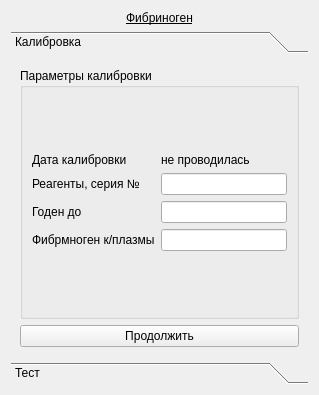
krang4d/Agrekola, file choisedialog/ko3.ui: the form before one commit.
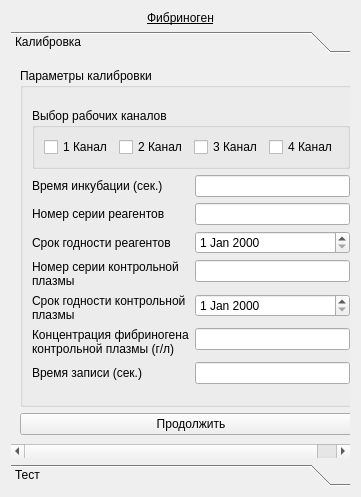
The form after the commit. Custom widgets are drawn as their Qt base class.

The edit to the form file:
```diff
--- a/choisedialog/ko3.ui
+++ b/choisedialog/ko3.ui
@@ -6,8 +6,8 @@
    <rect>
     <x>0</x>
     <y>0</y>
-    <width>319</width>
-    <height>395</height>
+    <width>361</width>
+    <height>497</height>
    </rect>
   </property>
   <property name="windowTitle">
@@ -34,8 +34,8 @@
        <rect>
         <x>0</x>
         <y>0</y>
-        <width>301</width>
-        <height>304</height>
+        <width>343</width>
+        <height>406</height>
        </rect>
       </property>
       <attribute name="label">
@@ -61,70 +61,147 @@
             </property>
            </spacer>
           </item>
+          <item>
+           <widget class="QGroupBox" name="groupBox_2">
+            <property name="title">
+             <string>Выбор рабочих каналов</string>
+            </property>
+            <layout class="QHBoxLayout" name="horizontalLayout">
+             <item>
+              <widget class="QCheckBox" name="checkBox_1">
+               <property name="text">
+                <string>1 Канал</string>
+               </property>
+              </widget>
+             </item>
+             <item>
+              <widget class="QCheckBox" name="checkBox_2">
+               <property name="text">
+                <string>2 Канал</string>
+               </property>
+              </widget>
+             </item>
+             <item>
+              <widget class="QCheckBox" name="checkBox_3">
+               <property name="text">
+                <string>3 Канал</string>
+               </property>
+              </widget>
+             </item>
+             <item>
+              <widget class="QCheckBox" name="checkBox_4">
+               <property name="text">
+                <string>4 Канал</string>
+               </property>
+              </widget>
+             </item>
+            </layout>
+           </widget>
+          </item>
           <item>
            <layout class="QFormLayout" name="formLayout">
             <item row="0" column="0">
-             <widget class="QLabel" name="label_4">
+             <widget class="QLabel" name="label_incube">
               <property name="text">
-               <string>Дата калибровки</string>
+               <string>Время инкубации (сек.)</string>
               </property>
              </widget>
             </item>
             <item row="0" column="1">
-             <widget class="QLabel" name="label_calibrationData">
-              <property name="minimumSize">
-               <size>
-                <width>40</width>
-                <height>0</height>
-               </size>
+             <widget class="QLineEdit" name="lineEdit_incube">
+              <property name="inputMethodHints">
+               <set>Qt::ImhDigitsOnly</set>
               </property>
               <property name="text">
-               <string>не проводилась</string>
+               <string/>
               </property>
              </widget>
             </item>
             <item row="1" column="0">
              <widget class="QLabel" name="label_1">
               <property name="text">
-               <string>Реагенты, серия №</string>
+               <string>Номер серии реагентов</string>
               </property>
               <property name="buddy">
                <cstring>lineEdit_1</cstring>
               </property>
              </widget>
             </item>
+            <item row="1" column="1">
+             <widget class="QLineEdit" name="lineEdit_1"/>
+            </item>
             <item row="2" column="0">
              <widget class="QLabel" name="label_2">
               <property name="text">
-               <string>Годен до</string>
-              </property>
-              <property name="buddy">
-               <cstring>lineEdit_2</cstring>
+               <string>Срок годности реагентов</string>
               </property>
              </widget>
             </item>
             <item row="2" column="1">
-             <widget class="QLineEdit" name="lineEdit_2"/>
+             <widget class="QDateEdit" name="dateEdit"/>
             </item>
             <item row="3" column="0">
+             <widget class="QLabel" name="label_4">
+              <property name="text">
+               <string>Номер серии контрольной
+плазмы</string>
+              </property>
+              <property name="buddy">
+               <cstring>lineEdit_1</cstring>
+              </property>
+             </widget>
+            </item>
+            <item row="3" column="1">
+             <widget class="QLineEdit" name="lineEdit_2"/>
+            </item>
+            <item row="4" column="0">
+             <widget class="QLabel" name="label_5">
+              <property name="text">
+               <string>Срок годности контрольной
+плазмы</string>
+              </property>
+             </widget>
+            </item>
+            <item row="4" column="1">
+             <widget class="QDateEdit" name="dateEdit_2"/>
+            </item>
+            <item row="5" column="0">
              <widget class="QLabel" name="label_3">
               <property name="text">
-               <string>Фибрмноген к/плазмы</string>
+               <string>Концентрация фибриногена
+контрольной плазмы (г/л)</string>
               </property>
               <property name="buddy">
                <cstring>lineEdit_3</cstring>
               </property>
              </widget>
             </item>
-            <item row="3" column="1">
+            <item row="5" column="1">
              <widget class="QLineEdit" name="lineEdit_3">
               <property name="enabled">
                <bool>true</bool>
               </property>
              </widget>
             </item>
-            <item row="1" column="1">
-             <widget class="QLineEdit" name="lineEdit_1"/>
+            <item row="6" column="0">
+             <widget class="QLabel" name="label_t">
+              <property name="text">
+               <string>Время записи (сек.)</string>
+              </property>
+              <property name="buddy">
+               <cstring>lineEdit_time</cstring>
+              </property>
+             </widget>
+            </item>
+            <item row="6" column="1">
+             <widget class="QLineEdit" name="lineEdit_time">
+              <property name="inputMethodHints">
+               <set>Qt::ImhDigitsOnly</set>
+              </property>
+              <property name="text">
+               <string/>
+              </property>
+             </widget>
             </item>
            </layout>
           </item>
@@ -142,6 +219,8 @@
            </spacer>
           </item>
          </layout>
+         <zorder>groupBox_2</zorder>
+         <zorder>verticalSpacer_2</zorder>
         </widget>
        </item>
        <item>
@@ -161,8 +240,8 @@
        <rect>
         <x>0</x>
         <y>0</y>
-        <width>301</width>
-        <height>304</height>
+        <width>343</width>
+        <height>406</height>
        </rect>
       </property>
       <attribute name="label">
```
